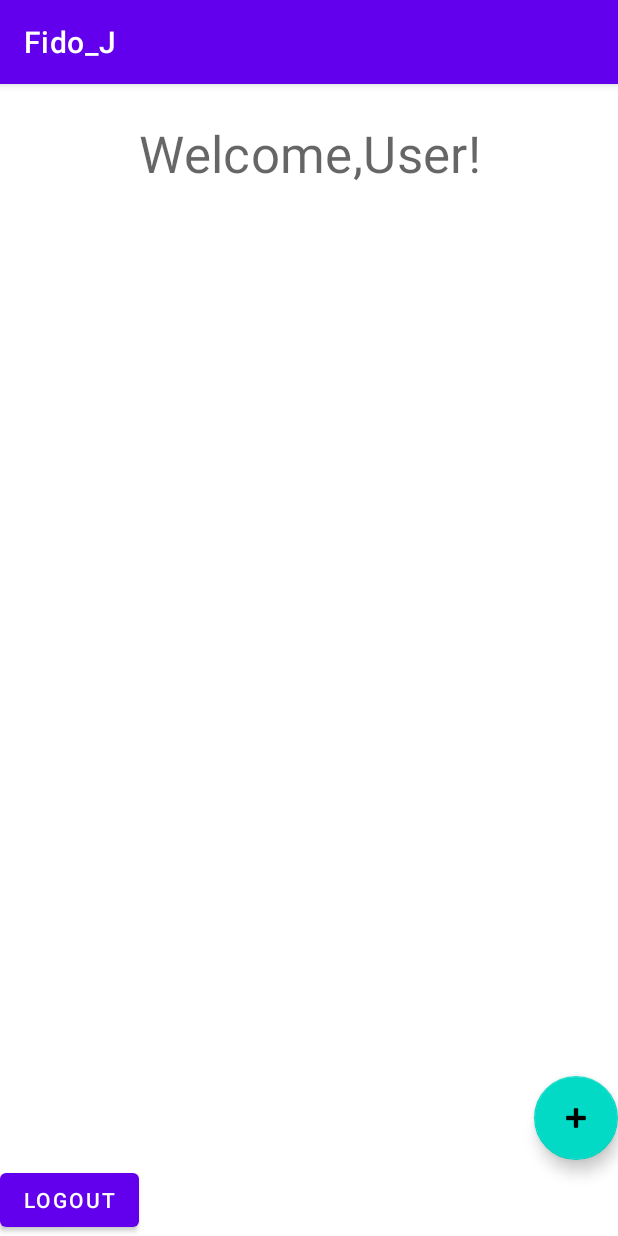
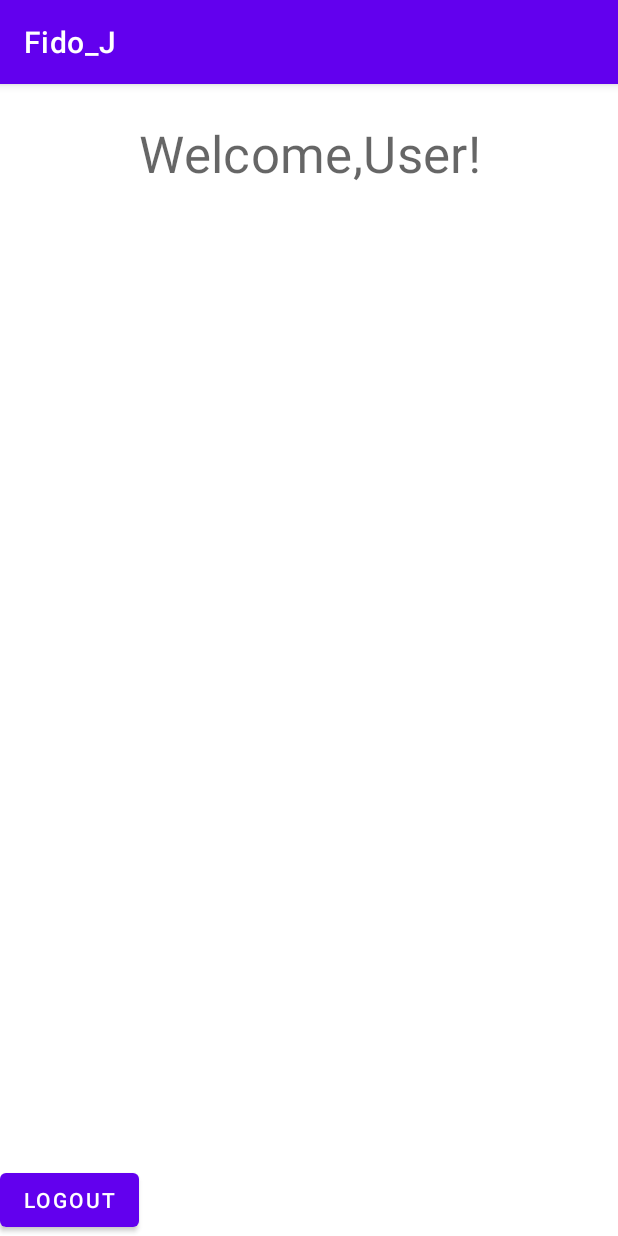
Before and after one commit to zingjao/Fido_J, an Android app: the CredentialsActivity screen opened directly, with no data from a screen before it, on a phone screen of 412 x 824 dp. Run offline under Robolectric (Android 15) with nearby library versions, the phone set to English and light mode, and no system bars; our stand-ins replace data binding.

Commit message:
0803 ui修正

```diff
--- a/app/src/main/java/com/example/fido_j/credentials/CredentialsActivity.java
+++ b/app/src/main/java/com/example/fido_j/credentials/CredentialsActivity.java
@@ -1,21 +1,18 @@
 package com.example.fido_j.credentials;
 
-import android.Manifest;
-import android.app.Activity;
-import android.app.KeyguardManager;
 import android.content.Context;
 import android.content.Intent;
-import android.content.IntentSender;
 import android.content.SharedPreferences;
-import android.content.pm.PackageManager;
-import android.hardware.fingerprint.FingerprintManager;
 import android.os.Build;
 import android.os.Bundle;
-import android.os.CancellationSignal;
-import android.preference.PreferenceManager;
 import android.util.Log;
 import android.widget.Toast;
 
+import androidx.activity.result.ActivityResult;
+import androidx.activity.result.ActivityResultCallback;
+import androidx.activity.result.ActivityResultLauncher;
+import androidx.activity.result.IntentSenderRequest;
+import androidx.activity.result.contract.ActivityResultContracts;
 import androidx.annotation.NonNull;
 import androidx.annotation.RequiresApi;
 import androidx.appcompat.app.AppCompatActivity;
@@ -25,34 +22,16 @@ import androidx.core.content.ContextCompat;
 import androidx.databinding.DataBindingUtil;
 import androidx.recyclerview.widget.DividerItemDecoration;
 import androidx.recyclerview.widget.LinearLayoutManager;
-import androidx.recyclerview.widget.RecyclerView;
 
 import com.example.fido_j.CredentialsAdapter;
 import com.example.fido_j.R;
-import com.example.fido_j.api.AuthApi;
-import com.example.fido_j.auth.AuthActivity;
-import com.example.fido_j.databinding.ActivityAuthBinding;
 import com.example.fido_j.databinding.ActivityCreditialsBinding;
 import com.example.fido_j.username.MainActivity;
 import com.google.android.gms.fido.Fido;
-import com.google.android.gms.fido.fido2.Fido2ApiClient;
-import com.google.android.gms.fido.fido2.Fido2PendingIntent;
-import com.google.android.gms.fido.fido2.api.common.EC2Algorithm;
-import com.google.android.gms.fido.fido2.api.common.PublicKeyCredentialCreationOptions;
-import com.google.android.gms.fido.fido2.api.common.PublicKeyCredentialParameters;
-import com.google.android.gms.fido.fido2.api.common.PublicKeyCredentialRpEntity;
-import com.google.android.gms.fido.fido2.api.common.PublicKeyCredentialType;
-import com.google.android.gms.fido.fido2.api.common.PublicKeyCredentialUserEntity;
-import com.google.android.gms.tasks.OnSuccessListener;
-import com.google.android.gms.tasks.Task;
+import com.google.android.gms.fido.fido2.api.common.AuthenticatorResponse;
+import com.google.android.gms.fido.fido2.api.common.PublicKeyCredential;
 
-import java.nio.charset.Charset;
-import java.security.SecureRandom;
 import java.util.ArrayList;
-
-import kotlin.collections.CollectionsKt;
-import kotlin.jvm.internal.Intrinsics;
-import kotlin.text.Charsets;
 
 @RequiresApi(api = Build.VERSION_CODES.M)
 public class CredentialsActivity extends AppCompatActivity {
@@ -60,72 +39,85 @@ public class CredentialsActivity extends AppCompatActivity {
     private SharedPreferences.Editor editor;
     private ActivityCreditialsBinding binding;
     private Context context;
-    private BiometricManager manager;
-    private BiometricPrompt.PromptInfo prompt;
-    private BiometricPrompt biometricPrompt;
+//    private BiometricManager manager;
+//    private BiometricPrompt.PromptInfo prompt;
+//    private BiometricPrompt biometricPrompt;
     private CredentialsAdapter adapter;
     private ArrayList<String> id=new ArrayList<>(),publicKey=new ArrayList<>();
     private String Preferences_Username_Key="USER_NAME_KEY";
     private String Preferences_Password_Key="USER_PASSWORD_KEY";
     private String Credentials_Key="CREDENTIALS_KEY";
+    private ActivityResultLauncher<IntentSenderRequest> createCredentialIntentLauncher = registerForActivityResult(
+            new ActivityResultContracts.StartIntentSenderForResult(), new ActivityResultCallback<ActivityResult>() {
+                @Override
+                public void onActivityResult(ActivityResult result) {
+                    Log.d("tag",""+result.getData().getByteArrayExtra(Fido.FIDO2_KEY_CREDENTIAL_EXTRA));
+                }
+            });
     @Override
     protected void onCreate(Bundle savedInstanceState) {
         super.onCreate(savedInstanceState);
         setContentView(R.layout.activity_auth);
+//        createCredentialIntentLauncher.launch(
+//                IntentSenderRequest.Builder(intent).build()
+//        );
         preferences= getSharedPreferences("Save",0);
         editor=preferences.edit();
         context=this;
-        manager=BiometricManager.from(context);
-        switch (manager.canAuthenticate()){
-            case BiometricManager.BIOMETRIC_SUCCESS:
-                break;
-            case BiometricManager.BIOMETRIC_ERROR_NO_HARDWARE:
-                break;
-            case BiometricManager.BIOMETRIC_ERROR_HW_UNAVAILABLE:
-                break;
-            case BiometricManager.BIOMETRIC_ERROR_NONE_ENROLLED:
-                break;
-        }
-        prompt=new BiometricPrompt.PromptInfo.Builder()
-                .setTitle("指紋認證")
-                .setSubtitle("使用掃描器認證以進行下一步")
-                .setNegativeButtonText("取消")
-                .build();
-        biometricPrompt = new BiometricPrompt(CredentialsActivity.this, ContextCompat.getMainExecutor(this),
-                new BiometricPrompt.AuthenticationCallback() {
-                    @Override
-                    public void onAuthenticationError(int errorCode, @NonNull CharSequence errString) {
-                        super.onAuthenticationError(errorCode, errString);
-                        Toast.makeText(getApplicationContext(),"Authen Error:"+errString,Toast.LENGTH_SHORT).show();
-                    }
-
-                    @Override
-                    public void onAuthenticationSucceeded(@NonNull BiometricPrompt.AuthenticationResult result) {
-                        super.onAuthenticationSucceeded(result);
-                        Toast.makeText(getApplicationContext(),"Authen Succeed",Toast.LENGTH_SHORT).show();
-                        id.add("id");
-                        publicKey.add("public_keys");
-                        adapter = new CredentialsAdapter(id,publicKey);
-                        binding.RecyclerView.setLayoutManager(new LinearLayoutManager(getApplicationContext()));//使用LinearLayout布局
-                        //分割線套件
-                        binding.RecyclerView.addItemDecoration(new DividerItemDecoration(getApplicationContext(),
-                                DividerItemDecoration.VERTICAL));
-                        binding.RecyclerView.setAdapter(adapter);//將資料給recyclerView顯示
-                        editor.putInt(Credentials_Key,1);
-                        editor.commit();
-                    }
-
-                    @Override
-                    public void onAuthenticationFailed() {
-                        super.onAuthenticationFailed();
-                        Toast.makeText(getApplicationContext(),"Authen Failed",Toast.LENGTH_SHORT).show();
-                    }
-                });
+//        manager=BiometricManager.from(context);
+//        switch (manager.canAuthenticate()){
+//            case BiometricManager.BIOMETRIC_SUCCESS:
+//                break;
+//            case BiometricManager.BIOMETRIC_ERROR_NO_HARDWARE:
+//                break;
+//            case BiometricManager.BIOMETRIC_ERROR_HW_UNAVAILABLE:
+//                break;
+//            case BiometricManager.BIOMETRIC_ERROR_NONE_ENROLLED:
+//                break;
+//        }
+//        prompt=new BiometricPrompt.PromptInfo.Builder()
+//                .setTitle("指紋認證")
+//                .setSubtitle("使用掃描器認證以進行下一步")
+//                .setNegativeButtonText("取消")
+//                .build();
+//        biometricPrompt = new BiometricPrompt(CredentialsActivity.this, ContextCompat.getMainExecutor(this),
+//                new BiometricPrompt.AuthenticationCallback() {
+//                    @Override
+//                    public void onAuthenticationError(int errorCode, @NonNull CharSequence errString) {
+//                        super.onAuthenticationError(errorCode, errString);
+//                        Toast.makeText(getApplicationContext(),"Authen Error:"+errString,Toast.LENGTH_SHORT).show();
+//                    }
+//
+//                    @Override
+//                    public void onAuthenticationSucceeded(@NonNull BiometricPrompt.AuthenticationResult result) {
+//                        super.onAuthenticationSucceeded(result);
+//                        Toast.makeText(getApplicationContext(),"Authen Succeed",Toast.LENGTH_SHORT).show();
+//                        id.add("id");
+//                        publicKey.add("public_keys");
+//                        adapter = new CredentialsAdapter(id,publicKey);
+//                        binding.RecyclerView.setLayoutManager(new LinearLayoutManager(getApplicationContext()));//使用LinearLayout布局
+//                        //分割線套件
+//                        binding.RecyclerView.addItemDecoration(new DividerItemDecoration(getApplicationContext(),
+//                                DividerItemDecoration.VERTICAL));
+//                        binding.RecyclerView.setAdapter(adapter);//將資料給recyclerView顯示
+//                        editor.putInt(Credentials_Key,1);
+//                        editor.commit();
+//                    }
+//
+//                    @Override
+//                    public void onAuthenticationFailed() {
+//                        super.onAuthenticationFailed();
+//                        Toast.makeText(getApplicationContext(),"Authen Failed",Toast.LENGTH_SHORT).show();
+//                    }
+//                });
         binding= DataBindingUtil.setContentView(this,R.layout.activity_creditials);
-        binding.btnAdd.setOnClickListener(view->{
-            biometricPrompt.authenticate(prompt);
-        });
+//        binding.btnAdd.setOnClickListener(view->{
+//            biometricPrompt.authenticate(prompt);
+//        });
         binding.btnLogout.setOnClickListener(view->{
+//            PublicKeyCredential credential =PublicKeyCredential.deserializeFromBytes(getIntent().getByteArrayExtra(Fido.FIDO2_KEY_CREDENTIAL_EXTRA));
+//            AuthenticatorResponse response=credential.getResponse();
+//            Log.d("tagggggg",""+credential.getRawId());
 //            editor.remove(Preferences_Username_Key);
             editor.remove(Preferences_Password_Key);
 //            editor.remove(Credentials_Key);
--- a/app/src/main/res/layout/activity_creditials.xml
+++ b/app/src/main/res/layout/activity_creditials.xml
@@ -11,18 +11,18 @@
         android:layout_width="match_parent"
         android:layout_height="match_parent">
 
-        <com.google.android.material.floatingactionbutton.FloatingActionButton
-            android:id="@+id/btn_add"
-            android:layout_width="wrap_content"
-            android:layout_height="wrap_content"
-            android:clickable="true"
-            app:layout_constraintBottom_toBottomOf="parent"
-            app:layout_constraintEnd_toEndOf="parent"
-            app:layout_constraintHorizontal_bias="1.0"
-            app:layout_constraintStart_toStartOf="parent"
-            app:layout_constraintTop_toTopOf="@+id/guideline3"
-            app:layout_constraintVertical_bias="0.15"
-            app:srcCompat="@android:drawable/ic_input_add" />
+<!--        <com.google.android.material.floatingactionbutton.FloatingActionButton-->
+<!--            android:id="@+id/btn_add"-->
+<!--            android:layout_width="wrap_content"-->
+<!--            android:layout_height="wrap_content"-->
+<!--            android:clickable="true"-->
+<!--            app:layout_constraintBottom_toBottomOf="parent"-->
+<!--            app:layout_constraintEnd_toEndOf="parent"-->
+<!--            app:layout_constraintHorizontal_bias="1.0"-->
+<!--            app:layout_constraintStart_toStartOf="parent"-->
+<!--            app:layout_constraintTop_toTopOf="@+id/guideline3"-->
+<!--            app:layout_constraintVertical_bias="0.15"-->
+<!--            app:srcCompat="@android:drawable/ic_input_add" />-->
 
         <TextView
             android:id="@+id/txv_title"
```
Also changed, not shown: app/build.gradle (+9 -0 lines), app/src/main/java/com/example/fido_j/Account.java (added, +42 -0 lines), app/src/main/java/com/example/fido_j/api/AuthApi.java (+77 -16 lines), app/src/main/java/com/example/fido_j/auth/AuthActivity.java (+6 -5 lines), app/src/main/java/com/example/fido_j/username/MainActivity.java (+25 -7 lines), 1 other file.
